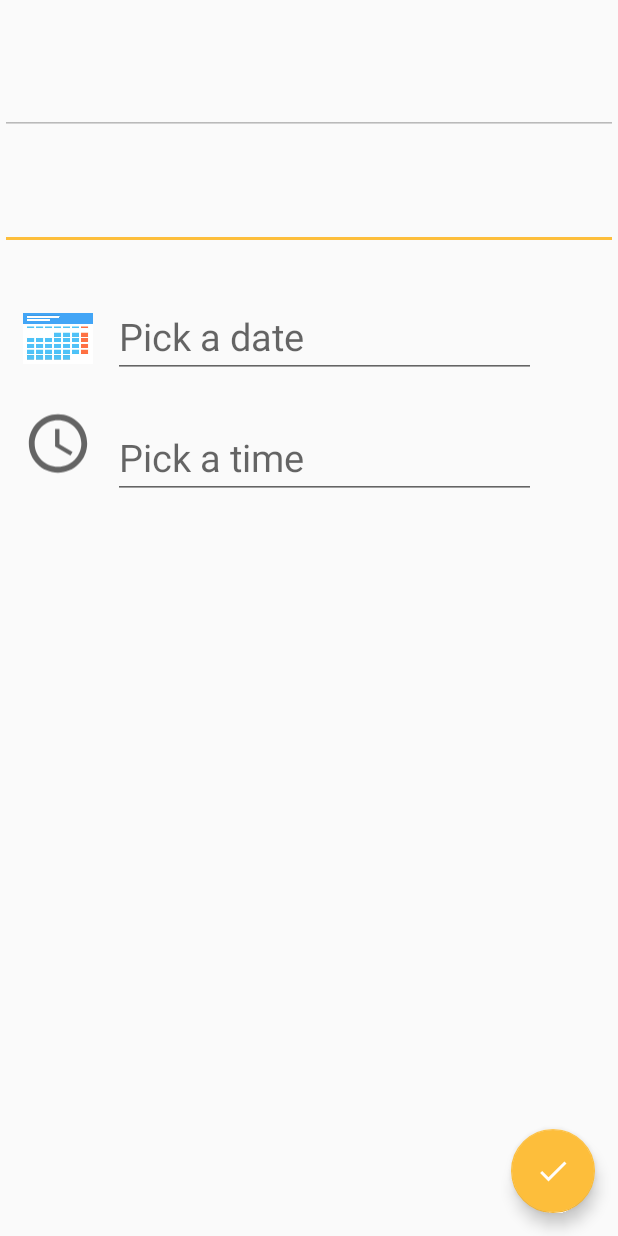
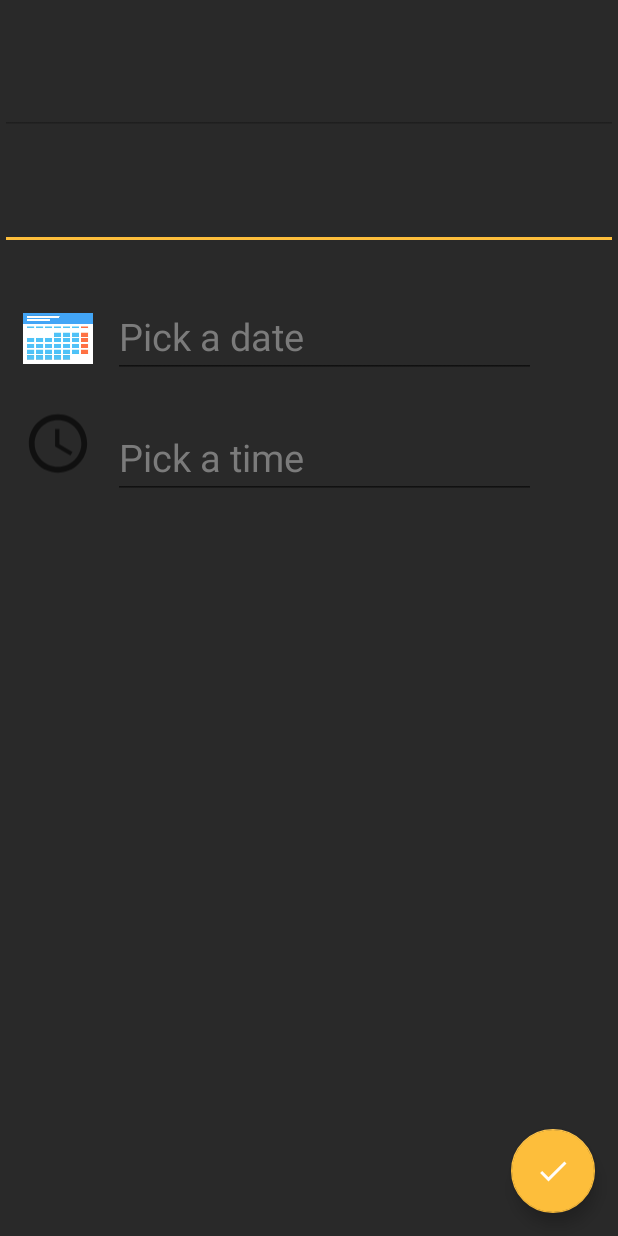
Before and after one commit to Kavyashah119/DAILY-BUDDY, an Android app: the EditOption screen opened directly, with no data from a screen before it, on a phone screen of 412 x 824 dp. Run offline under Robolectric (Android 15) with nearby library versions, the phone set to English and light mode, and no system bars; our stand-ins replace Firebase (no records; nobody signed in at launch, a user with empty details on screens opened directly); 1 statement that could not run was skipped.

Commit message:
minor layout changes

```diff
--- a/app/src/main/res/layout/activity_edit_option.xml
+++ b/app/src/main/res/layout/activity_edit_option.xml
@@ -5,7 +5,8 @@
     android:layout_width="match_parent"
     android:layout_height="match_parent"
     tools:context=".EditOption"
-    android:orientation="vertical">
+    android:orientation="vertical"
+    android:background="@color/colorPrimary">
 
     <RelativeLayout
         android:layout_width="match_parent"
@@ -18,7 +19,7 @@
             android:layout_height="wrap_content"
             android:textSize="40sp"
             android:enabled="false"
-            android:textColor="#f2c"/>
+            android:textColor="@color/colorWhite"/>
 
         <EditText
             android:id="@+id/des_edt"
@@ -27,7 +28,8 @@
             android:layout_marginTop="15dp"
             android:textSize="30sp"
             android:layout_below="@id/title_edt"
-            android:focusable="true"/>
+            android:focusable="true"
+            android:textColor="@color/colorWhite"/>
 
         <EditText
             android:id="@+id/pick_a_date"
@@ -40,7 +42,9 @@
             android:hint="Pick a date"
             android:textSize="25sp"
             android:clickable="true"
-            android:focusable="false"/>
+            android:focusable="false"
+            android:textColor="@color/colorWhite"
+            android:textColorHint="@color/colorTextHint"/>
 
         <ImageView
             android:id="@+id/calendar"
@@ -61,9 +65,11 @@
             android:layout_marginLeft="75dp"
             android:layout_marginTop="10dp"
             android:hint="Pick a time"
+            android:textColorHint="@color/colorTextHint"
             android:textSize="25sp"
             android:clickable="true"
-            android:focusable="false"/>
+            android:focusable="false"
+            android:textColor="@color/colorWhite"/>
 
         <ImageView
             android:id="@+id/time_imgview"
```
Also changed, not shown: app/src/main/res/layout/activity_login.xml (+5 -4 lines), app/src/main/res/layout/activity_main.xml (+5 -3 lines).
